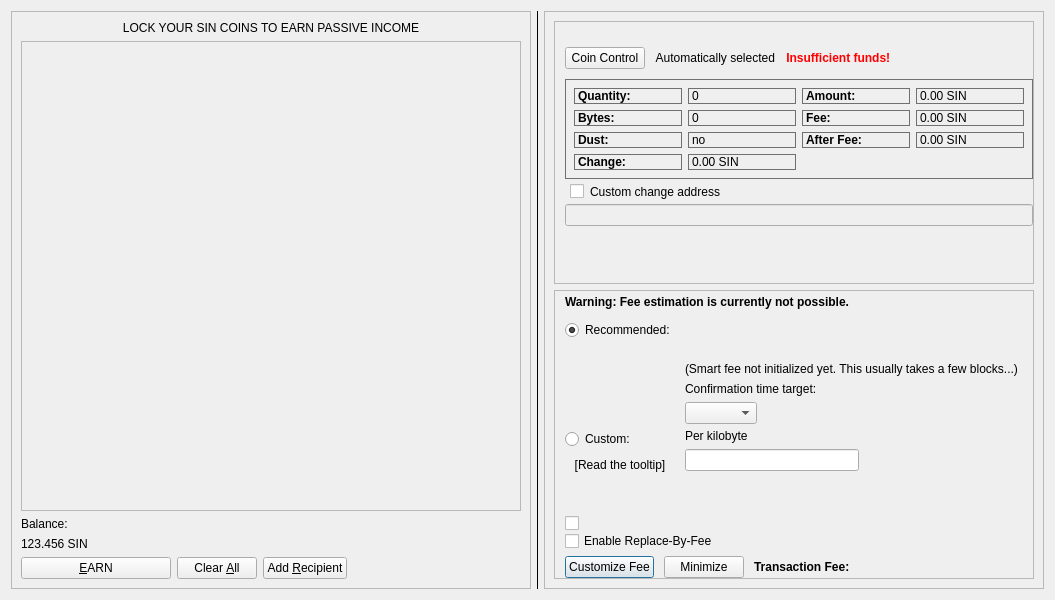
hardwarewise/SIN-core, file src/qt/forms/depositcoinsdialog.ui: the form before one commit.
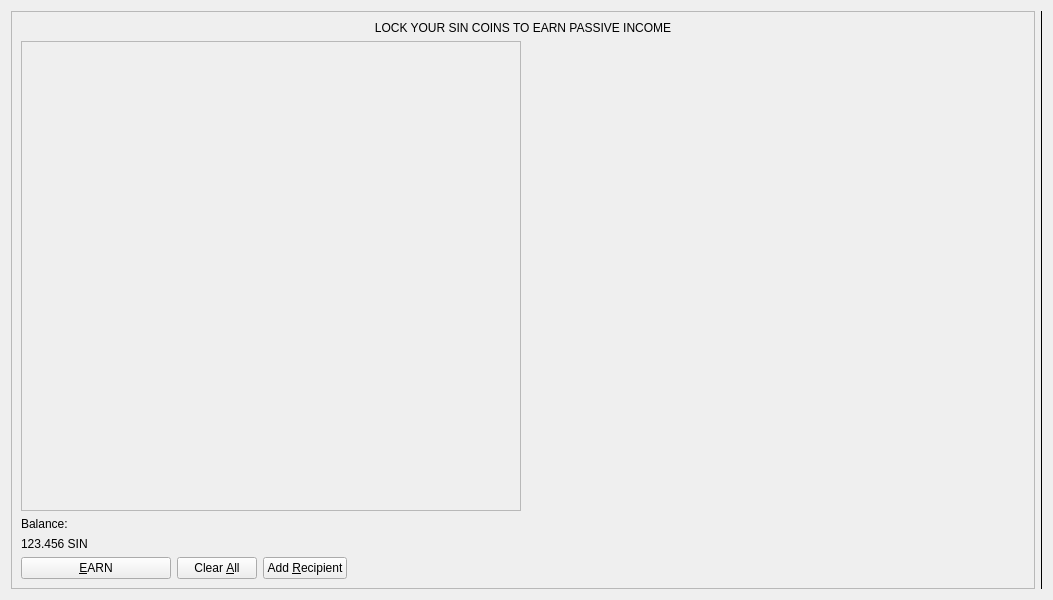
The form after the commit. Icons and pictures are not drawn. Custom widgets are drawn as their Qt base class.

Commit message: remove coincontrol in timelock

```diff
--- a/src/qt/forms/depositcoinsdialog.ui
+++ b/src/qt/forms/depositcoinsdialog.ui
@@ -241,971 +241,6 @@
        </property>
       </widget>
      </item>
-     <item>
-      <widget class="QFrame" name="frame_2">
-       <property name="sizePolicy">
-        <sizepolicy hsizetype="Fixed" vsizetype="Preferred">
-         <horstretch>0</horstretch>
-         <verstretch>0</verstretch>
-        </sizepolicy>
-       </property>
-       <property name="minimumSize">
-        <size>
-         <width>500</width>
-         <height>0</height>
-        </size>
-       </property>
-       <property name="frameShape">
-        <enum>QFrame::StyledPanel</enum>
-       </property>
-       <property name="frameShadow">
-        <enum>QFrame::Raised</enum>
-       </property>
-       <layout class="QVBoxLayout" name="verticalLayout_3">
-        <item>
-         <widget class="QFrame" name="frameCoinControl">
-          <property name="sizePolicy">
-           <sizepolicy hsizetype="Expanding" vsizetype="Expanding">
-            <horstretch>0</horstretch>
-            <verstretch>0</verstretch>
-           </sizepolicy>
-          </property>
-          <property name="maximumSize">
-           <size>
-            <width>16777215</width>
-            <height>16777215</height>
-           </size>
-          </property>
-          <property name="frameShape">
-           <enum>QFrame::StyledPanel</enum>
-          </property>
-          <property name="frameShadow">
-           <enum>QFrame::Sunken</enum>
-          </property>
-          <layout class="QVBoxLayout" name="verticalLayoutCoinControl2">
-           <property name="spacing">
-            <number>0</number>
-           </property>
-           <property name="leftMargin">
-            <number>0</number>
-           </property>
-           <property name="topMargin">
-            <number>0</number>
-           </property>
-           <property name="rightMargin">
-            <number>0</number>
-           </property>
-           <property name="bottomMargin">
-            <number>6</number>
-           </property>
-           <item>
-            <layout class="QVBoxLayout" name="verticalLayoutCoinControl" stretch="0,0,0,0,1">
-             <property name="spacing">
-              <number>0</number>
-             </property>
-             <property name="leftMargin">
-              <number>10</number>
-             </property>
-             <property name="topMargin">
-              <number>10</number>
-             </property>
-             <item>
-              <layout class="QHBoxLayout" name="horizontalLayoutCoinControl1">
-               <property name="bottomMargin">
-                <number>15</number>
-               </property>
-              </layout>
-             </item>
-             <item>
-              <layout class="QHBoxLayout" name="horizontalLayoutCoinControl2" stretch="0,0,0,0">
-               <property name="spacing">
-                <number>8</number>
-               </property>
-               <property name="bottomMargin">
-                <number>10</number>
-               </property>
-               <item>
-                <widget class="QPushButton" name="pushButtonCoinControl">
-                 <property name="sizePolicy">
-                  <sizepolicy hsizetype="Preferred" vsizetype="Fixed">
-                   <horstretch>0</horstretch>
-                   <verstretch>0</verstretch>
-                  </sizepolicy>
-                 </property>
-                 <property name="toolTip">
-                  <string>&lt;html&gt;&lt;head/&gt;&lt;body&gt;&lt;p&gt;Select the source of the coins&lt;/p&gt;&lt;/body&gt;&lt;/html&gt;</string>
-                 </property>
-                 <property name="styleSheet">
-                  <string notr="true"/>
-                 </property>
-                 <property name="text">
-                  <string>Coin Control</string>
-                 </property>
-                 <property name="autoDefault">
-                  <bool>false</bool>
-                 </property>
-                </widget>
-               </item>
-               <item>
-                <widget class="QLabel" name="labelCoinControlAutomaticallySelected">
-                 <property name="text">
-                  <string> Automatically selected</string>
-                 </property>
-                 <property name="margin">
-                  <number>5</number>
-                 </property>
-                </widget>
-               </item>
-               <item>
-                <widget class="QLabel" name="labelCoinControlInsuffFunds">
-                 <property name="font">
-                  <font>
-                   <weight>75</weight>
-                   <bold>true</bold>
-                  </font>
-                 </property>
-                 <property name="styleSheet">
-                  <string notr="true">color:red;font-weight:bold;</string>
-                 </property>
-                 <property name="text">
-                  <string> Insufficient funds!</string>
-                 </property>
-                 <property name="margin">
-                  <number>5</number>
-                 </property>
-                </widget>
-               </item>
-               <item>
-                <spacer name="horizontalSpacerCoinControl">
-                 <property name="orientation">
-                  <enum>Qt::Horizontal</enum>
-                 </property>
-                 <property name="sizeHint" stdset="0">
-                  <size>
-                   <width>40</width>
-                   <height>1</height>
-                  </size>
-                 </property>
-                </spacer>
-               </item>
-              </layout>
-             </item>
-             <item>
-              <layout class="QVBoxLayout" name="verticalLayout_4">
-               <item>
-                <widget class="QWidget" name="widgetCoinControl" native="true">
-                 <property name="styleSheet">
-                  <string notr="true">border: 1px solid #707070;</string>
-                 </property>
-                 <layout class="QGridLayout" name="gridLayout">
-                  <item row="2" column="2">
-                   <widget class="QLabel" name="labelCoinControlAfterFeeText">
-                    <property name="font">
-                     <font>
-                      <weight>75</weight>
-                      <bold>true</bold>
-                     </font>
-                    </property>
-                    <property name="text">
-                     <string>After Fee:</string>
-                    </property>
-                    <property name="margin">
-                     <number>0</number>
-                    </property>
-                   </widget>
-                  </item>
-                  <item row="1" column="3">
-                   <widget class="QLabel" name="labelCoinControlFee">
-                    <property name="cursor">
-                     <cursorShape>IBeamCursor</cursorShape>
-                    </property>
-                    <property name="contextMenuPolicy">
-                     <enum>Qt::ActionsContextMenu</enum>
-                    </property>
-                    <property name="text">
-                     <string notr="true">0.00 SIN</string>
-                    </property>
-                    <property name="textInteractionFlags">
-                     <set>Qt::LinksAccessibleByMouse|Qt::TextSelectableByKeyboard|Qt::TextSelectableByMouse</set>
-                    </property>
-                   </widget>
-                  </item>
-                  <item row="2" column="1">
-                   <widget class="QLabel" name="labelCoinControlLowOutput">
-                    <property name="cursor">
-                     <cursorShape>IBeamCursor</cursorShape>
-                    </property>
-                    <property name="contextMenuPolicy">
-                     <enum>Qt::ActionsContextMenu</enum>
-                    </property>
-                    <property name="text">
-                     <string notr="true">no</string>
-                    </property>
-                    <property name="textInteractionFlags">
-                     <set>Qt::LinksAccessibleByMouse|Qt::TextSelectableByKeyboard|Qt::TextSelectableByMouse</set>
-                    </property>
-                   </widget>
-                  </item>
-                  <item row="0" column="0">
-                   <widget class="QLabel" name="labelCoinControlQuantityText">
-                    <property name="font">
-                     <font>
-                      <weight>75</weight>
-                      <bold>true</bold>
-                     </font>
-                    </property>
-                    <property name="text">
-                     <string>Quantity:</string>
-                    </property>
-                    <property name="margin">
-                     <number>0</number>
-                    </property>
-                   </widget>
-                  </item>
-                  <item row="1" column="1">
-                   <widget class="QLabel" name="labelCoinControlBytes">
-                    <property name="cursor">
-                     <cursorShape>IBeamCursor</cursorShape>
-                    </property>
-                    <property name="contextMenuPolicy">
-                     <enum>Qt::ActionsContextMenu</enum>
-                    </property>
-                    <property name="text">
-                     <string notr="true">0</string>
-                    </property>
-                    <property name="textInteractionFlags">
-                     <set>Qt::LinksAccessibleByMouse|Qt::TextSelectableByKeyboard|Qt::TextSelectableByMouse</set>
-                    </property>
-                   </widget>
-                  </item>
-                  <item row="2" column="3">
-                   <widget class="QLabel" name="labelCoinControlAfterFee">
-                    <property name="cursor">
-                     <cursorShape>IBeamCursor</cursorShape>
-                    </property>
-                    <property name="contextMenuPolicy">
-                     <enum>Qt::ActionsContextMenu</enum>
-                    </property>
-                    <property name="text">
-                     <string notr="true">0.00 SIN</string>
-                    </property>
-                    <property name="textInteractionFlags">
-                     <set>Qt::LinksAccessibleByMouse|Qt::TextSelectableByKeyboard|Qt::TextSelectableByMouse</set>
-                    </property>
-                   </widget>
-                  </item>
-                  <item row="0" column="3">
-                   <widget class="QLabel" name="labelCoinControlAmount">
-                    <property name="cursor">
-                     <cursorShape>IBeamCursor</cursorShape>
-                    </property>
-                    <property name="contextMenuPolicy">
-                     <enum>Qt::ActionsContextMenu</enum>
-                    </property>
-                    <property name="text">
-                     <string notr="true">0.00 SIN</string>
-                    </property>
-                    <property name="textInteractionFlags">
-                     <set>Qt::LinksAccessibleByMouse|Qt::TextSelectableByKeyboard|Qt::TextSelectableByMouse</set>
-                    </property>
-                   </widget>
-                  </item>
-                  <item row="2" column="0">
-                   <widget class="QLabel" name="labelCoinControlLowOutputText">
-                    <property name="font">
-                     <font>
-                      <weight>75</weight>
-                      <bold>true</bold>
-                     </font>
-                    </property>
-                    <property name="text">
-                     <string>Dust:</string>
-                    </property>
-                   </widget>
-                  </item>
-                  <item row="0" column="2">
-                   <widget class="QLabel" name="labelCoinControlAmountText">
-                    <property name="font">
-                     <font>
-                      <weight>75</weight>
-                      <bold>true</bold>
-                     </font>
-                    </property>
-                    <property name="text">
-                     <string>Amount:</string>
-                    </property>
-                    <property name="margin">
-                     <number>0</number>
-                    </property>
-                   </widget>
-                  </item>
-                  <item row="1" column="2">
-                   <widget class="QLabel" name="labelCoinControlFeeText">
-                    <property name="font">
-                     <font>
-                      <weight>75</weight>
-                      <bold>true</bold>
-                     </font>
-                    </property>
-                    <property name="text">
-                     <string>Fee:</string>
-                    </property>
-                    <property name="margin">
-                     <number>0</number>
-                    </property>
-                   </widget>
-                  </item>
-                  <item row="0" column="1">
-                   <widget class="QLabel" name="labelCoinControlQuantity">
-                    <property name="cursor">
-                     <cursorShape>IBeamCursor</cursorShape>
-                    </property>
-                    <property name="contextMenuPolicy">
-                     <enum>Qt::ActionsContextMenu</enum>
-                    </property>
-                    <property name="text">
-                     <string notr="true">0</string>
-                    </property>
-                    <property name="margin">
-                     <number>0</number>
-                    </property>
-                    <property name="textInteractionFlags">
-                     <set>Qt::LinksAccessibleByMouse|Qt::TextSelectableByKeyboard|Qt::TextSelectableByMouse</set>
-                    </property>
-                   </widget>
-                  </item>
-                  <item row="1" column="0">
-                   <widget class="QLabel" name="labelCoinControlBytesText">
-                    <property name="font">
-                     <font>
-                      <weight>75</weight>
-                      <bold>true</bold>
-                     </font>
-                    </property>
-                    <property name="text">
-                     <string>Bytes:</string>
-                    </property>
-                   </widget>
-                  </item>
-                  <item row="3" column="0">
-                   <widget class="QLabel" name="labelCoinControlChangeText">
-                    <property name="font">
-                     <font>
-                      <weight>75</weight>
-                      <bold>true</bold>
-                     </font>
-                    </property>
-                    <property name="text">
-                     <string>Change:</string>
-                    </property>
-                   </widget>
-                  </item>
-                  <item row="3" column="1">
-                   <widget class="QLabel" name="labelCoinControlChange">
-                    <property name="cursor">
-                     <cursorShape>IBeamCursor</cursorShape>
-                    </property>
-                    <property name="contextMenuPolicy">
-                     <enum>Qt::ActionsContextMenu</enum>
-                    </property>
-                    <property name="text">
-                     <string notr="true">0.00 SIN</string>
-                    </property>
-                    <property name="textInteractionFlags">
-                     <set>Qt::LinksAccessibleByMouse|Qt::TextSelectableByKeyboard|Qt::TextSelectableByMouse</set>
-                    </property>
-                   </widget>
-                  </item>
-                 </layout>
-                </widget>
-               </item>
-               <item>
-                <widget class="QCheckBox" name="checkBoxCoinControlChange">
-                 <property name="toolTip">
-                  <string>If this is activated, but the change address is empty or invalid, change will be sent to a newly generated address.</string>
-                 </property>
-                 <property name="styleSheet">
-                  <string notr="true">padding : 5px;</string>
-                 </property>
-                 <property name="text">
-                  <string>Custom change address</string>
-                 </property>
-                </widget>
-               </item>
-               <item>
-                <widget class="QValidatedLineEdit" name="lineEditCoinControlChange">
-                 <property name="enabled">
-                  <bool>false</bool>
-                 </property>
-                 <property name="sizePolicy">
-                  <sizepolicy hsizetype="Expanding" vsizetype="Fixed">
-                   <horstretch>0</horstretch>
-                   <verstretch>0</verstretch>
-                  </sizepolicy>
-                 </property>
-                </widget>
-               </item>
-              </layout>
-             </item>
-             <item>
-              <layout class="QHBoxLayout" name="horizontalLayoutCoinControl4" stretch="0">
-               <property name="spacing">
-                <number>12</number>
-               </property>
-               <property name="sizeConstraint">
-                <enum>QLayout::SetDefaultConstraint</enum>
-               </property>
-               <property name="topMargin">
-                <number>5</number>
-               </property>
-               <property name="rightMargin">
-                <number>5</number>
-               </property>
-               <item>
-                <widget class="QLabel" name="labelCoinControlChangeLabel">
-                 <property name="sizePolicy">
-                  <sizepolicy hsizetype="Preferred" vsizetype="Fixed">
-                   <horstretch>0</horstretch>
-                   <verstretch>0</verstretch>
-                  </sizepolicy>
-                 </property>
-                 <property name="minimumSize">
-                  <size>
-                   <width>0</width>
-                   <height>30</height>
-                  </size>
-                 </property>
-                 <property name="text">
-                  <string/>
-                 </property>
-                 <property name="margin">
-                  <number>3</number>
-                 </property>
-                </widget>
-               </item>
-              </layout>
-             </item>
-             <item>
-              <spacer name="verticalSpacerCoinControl">
-               <property name="orientation">
-                <enum>Qt::Vertical</enum>
-               </property>
-               <property name="sizeHint" stdset="0">
-                <size>
-                 <width>800</width>
-                 <height>1</height>
-                </size>
-               </property>
-              </spacer>
-             </item>
-            </layout>
-           </item>
-          </layout>
-         </widget>
-        </item>
-        <item>
-         <widget class="QFrame" name="frameFee">
-          <property name="sizePolicy">
-           <sizepolicy hsizetype="Expanding" vsizetype="Expanding">
-            <horstretch>0</horstretch>
-            <verstretch>0</verstretch>
-           </sizepolicy>
-          </property>
-          <property name="maximumSize">
-           <size>
-            <width>16777215</width>
-            <height>16777215</height>
-           </size>
-          </property>
-          <property name="frameShape">
-           <enum>QFrame::StyledPanel</enum>
-          </property>
-          <property name="frameShadow">
-           <enum>QFrame::Sunken</enum>
-          </property>
-          <layout class="QVBoxLayout" name="verticalLayoutFee1">
-           <property name="spacing">
-            <number>0</number>
-           </property>
-           <property name="leftMargin">
-            <number>0</number>
-           </property>
-           <property name="topMargin">
-            <number>0</number>
-           </property>
-           <property name="rightMargin">
-            <number>0</number>
-           </property>
-           <property name="bottomMargin">
-            <number>0</number>
-           </property>
-           <item>
-            <layout class="QVBoxLayout" name="verticalLayoutFee2" stretch="0,0,0,0">
-             <property name="spacing">
-              <number>0</number>
-             </property>
-             <property name="leftMargin">
-              <number>10</number>
-             </property>
-             <property name="topMargin">
-              <number>0</number>
-             </property>
-             <item>
-              <layout class="QHBoxLayout" name="horizontalLayoutFee1">
-               <property name="bottomMargin">
-                <number>0</number>
-               </property>
-               <item>
-                <layout class="QVBoxLayout" name="verticalLayoutFee7">
-                 <property name="spacing">
-                  <number>0</number>
-                 </property>
-                 <item>
-                  <spacer name="verticalSpacerSmartFee">
-                   <property name="orientation">
-                    <enum>Qt::Vertical</enum>
-                   </property>
-                   <property name="sizeType">
-                    <enum>QSizePolicy::Fixed</enum>
-                   </property>
-                   <property name="sizeHint" stdset="0">
-                    <size>
-                     <width>1</width>
-                     <height>4</height>
-                    </size>
-                   </property>
-                  </spacer>
-                 </item>
-                 <item>
-                  <widget class="QLabel" name="fallbackFeeWarningLabel">
-                   <property name="font">
-                    <font>
-                     <weight>75</weight>
-                     <bold>true</bold>
-                    </font>
-                   </property>
-                   <property name="toolTip">
-                    <string>Using the fallbackfee can result in sending a transaction that will take several hours or days (or never) to confirm. Consider choosing your fee manually or wait until you have validated the complete chain.</string>
-                   </property>
-                   <property name="text">
-                    <string>Warning: Fee estimation is currently not possible.</string>
-                   </property>
-                   <property name="wordWrap">
-                    <bool>false</bool>
-                   </property>
-                  </widget>
-                 </item>
-                 <item>
-                  <spacer name="verticalSpacer_5">
-                   <property name="orientation">
-                    <enum>Qt::Vertical</enum>
-                   </property>
-                   <property name="sizeHint" stdset="0">
-                    <size>
-                     <width>1</width>
-                     <height>1</height>
-                    </size>
-                   </property>
-                  </spacer>
-                 </item>
-                </layout>
-               </item>
-              </layout>
-             </item>
-             <item>
-              <widget class="QFrame" name="frameFeeSelection">
-               <layout class="QVBoxLayout" name="verticalLayoutFee12">
-                <property name="spacing">
-                 <number>0</number>
-                </property>
-                <property name="leftMargin">
-                 <number>0</number>
-                </property>
-                <property name="topMargin">
-                 <number>0</number>
-                </property>
-                <property name="rightMargin">
-                 <number>0</number>
-                </property>
-                <property name="bottomMargin">
-                 <number>0</number>
-                </property>
-                <item>
-                 <layout class="QGridLayout" name="gridLayoutFee">
-                  <property name="topMargin">
-                   <number>10</number>
-                  </property>
-                  <property name="bottomMargin">
-                   <number>4</number>
-                  </property>
-                  <property name="horizontalSpacing">
-                   <number>10</number>
-                  </property>
-                  <property name="verticalSpacing">
-                   <number>4</number>
-                  </property>
-                  <item row="1" column="1">
-                   <layout class="QVBoxLayout" name="verticalLayoutFee8">
-                    <property name="spacing">
-                     <number>6</number>
-                    </property>
-                    <item>
-                     <widget class="QLabel" name="labelCustomPerKilobyte">
-                      <property name="toolTip">
-                       <string>Specify a custom fee per kB (1,000 bytes) of the transaction's virtual size.
-
-Note:  Since the fee is calculated on a per-byte basis, a fee of &quot;100 satoshis per kB&quot; for a transaction size of 500 bytes (half of 1 kB) would ultimately yield a fee of only 50 satoshis.</string>
-                      </property>
-                      <property name="text">
-                       <string>Per kilobyte</string>
-                      </property>
-                     </widget>
-                    </item>
-                    <item>
-                     <layout class="QHBoxLayout" name="horizontalLayoutFee13">
-                      <item>
-                       <widget class="SINAmountField" name="customFee"/>
-                      </item>
-                      <item>
-                       <spacer name="horizontalSpacer_6">
-                        <property name="orientation">
-                         <enum>Qt::Horizontal</enum>
-                        </property>
-                        <property name="sizeHint" stdset="0">
-                         <size>
-                          <width>1</width>
-                          <height>1</height>
-                         </size>
-                        </property>
-                       </spacer>
-                      </item>
-                     </layout>
-                    </item>
-                    <item>
-                     <layout class="QHBoxLayout" name="horizontalLayoutFee8">
-                      <item>
-                       <spacer name="horizontalSpacer_2">
-                        <property name="orientation">
-                         <enum>Qt::Horizontal</enum>
-                        </property>
-                        <property name="sizeHint" stdset="0">
-                         <size>
-                          <width>1</width>
-                          <height>1</height>
-                         </size>
-                        </property>
-                       </spacer>
-                      </item>
-                     </layout>
-                    </item>
-                   </layout>
-                  </item>
-                  <item row="0" column="0">
-                   <layout class="QVBoxLayout" name="verticalLayoutFee4" stretch="0,1">
-                    <item>
-                     <widget class="QRadioButton" name="radioSmartFee">
-                      <property name="text">
-                       <string>Recommended:</string>
-                      </property>
-                      <property name="checked">
-                       <bool>true</bool>
-                      </property>
-                      <attribute name="buttonGroup">
-                       <string notr="true">groupFee</string>
-                      </attribute>
-                     </widget>
-                    </item>
-                    <item>
-                     <spacer name="verticalSpacer_2">
-                      <property name="orientation">
-                       <enum>Qt::Vertical</enum>
-                      </property>
-                      <property name="sizeHint" stdset="0">
-                       <size>
-                        <width>1</width>
-                        <height>1</height>
-                       </size>
-                      </property>
-                     </spacer>
-                    </item>
-                   </layout>
-                  </item>
-                  <item row="1" column="0">
-                   <layout class="QVBoxLayout" name="verticalLayoutFee9" stretch="0,1,0">
-                    <item>
-                     <widget class="QRadioButton" name="radioCustomFee">
-                      <property name="text">
-                       <string>Custom:</string>
-                      </property>
-                      <attribute name="buttonGroup">
-                       <string notr="true">groupFee</string>
-                      </attribute>
-                     </widget>
-                    </item>
-                    <item>
-                     <spacer name="verticalSpacer_6">
-                      <property name="orientation">
-                       <enum>Qt::Vertical</enum>
-                      </property>
-                      <property name="sizeHint" stdset="0">
-                       <size>
-                        <width>1</width>
-                        <height>1</height>
-                       </size>
-                      </property>
-                     </spacer>
-                    </item>
-                    <item>
-                     <widget class="QLabel" name="labelMinFeeWarning">
-                      <property name="enabled">
-                       <bool>true</bool>
-                      </property>
-                      <property name="toolTip">
-                       <string>Paying only the minimum fee is just fine as long as there is less transaction volume than space in the blocks. But be aware that this can end up in a never confirming transaction once there is more demand for sin transactions than the network can process.</string>
-                      </property>
-                      <property name="text">
-                       <string>[Read the tooltip]</string>
-                      </property>
-                      <property name="alignment">
-                       <set>Qt::AlignCenter</set>
-                      </property>
-                     </widget>
-                    </item>
-                   </layout>
-                  </item>
-                  <item row="0" column="1">
-                   <layout class="QVBoxLayout" name="verticalLayoutFee3" stretch="0,0,0,0,0,1">
-                    <property name="spacing">
-                     <number>6</number>
-                    </property>
-                    <property name="topMargin">
-                     <number>2</number>
-                    </property>
-                    <item>
-                     <widget class="QLabel" name="labelFeeEstimation">
-                      <property name="text">
-                       <string/>
-                      </property>
-                     </widget>
-                    </item>
-                    <item>
-                     <widget class="QLabel" name="labelSmartFee">
-                      <property name="text">
-                       <string/>
-                      </property>
-                     </widget>
-                    </item>
-                    <item>
-                     <layout class="QHBoxLayout" name="horizontalLayoutFee12">
-                      <item>
-                       <widget class="QLabel" name="labelSmartFee2">
-                        <property name="text">
-                         <string>(Smart fee not initialized yet. This usually takes a few blocks...)</string>
-                        </property>
-                       </widget>
-                      </item>
-                      <item>
-                       <spacer name="horizontalSpacer_5">
-                        <property name="orientation">
-                         <enum>Qt::Horizontal</enum>
-                        </property>
-                        <property name="sizeHint" stdset="0">
-                         <size>
-                          <width>1</width>
-                          <height>1</height>
-                         </size>
-                        </property>
-                       </spacer>
-                      </item>
-                     </layout>
-                    </item>
-                    <item>
-                     <widget class="QLabel" name="labelSmartFee3">
-                      <property name="text">
-                       <string>Confirmation time target:</string>
-                      </property>
-                     </widget>
-                    </item>
-                    <item>
-                     <layout class="QHBoxLayout" name="horizontalLayoutFee9">
-                      <item>
-                       <layout class="QVBoxLayout" name="verticalLayoutFee6"/>
-                      </item>
-                      <item>
-                       <layout class="QVBoxLayout" name="verticalLayoutFee5">
-                        <property name="rightMargin">
-                         <number>30</number>
-                        </property>
-                        <item>
-                         <layout class="QHBoxLayout" name="horizontalLayoutConfTarget">
-                          <property name="bottomMargin">
-                           <number>0</number>
-                          </property>
-                          <item>
-                           <widget class="QComboBox" name="confTargetSelector"/>
-                          </item>
-                          <item>
-                           <spacer name="horizontalSpacerConfTarget">
-                            <property name="orientation">
-                             <enum>Qt::Horizontal</enum>
-                            </property>
-                            <property name="sizeHint" stdset="0">
-                             <size>
-                              <width>40</width>
-                              <height>20</height>
-                             </size>
-                            </property>
-                           </spacer>
-                          </item>
-                         </layout>
-                        </item>
-                       </layout>
-                      </item>
-                     </layout>
-                    </item>
-                    <item>
-                     <spacer name="verticalSpacer_4">
-                      <property name="orientation">
-                       <enum>Qt::Vertical</enum>
-                      </property>
-                      <property name="sizeHint" stdset="0">
-                       <size>
-                        <width>1</width>
-                        <height>1</height>
-                       </size>
-                      </property>
-                     </spacer>
-                    </item>
-                   </layout>
-                  </item>
-                 </layout>
-                </item>
-                <item>
-                 <spacer name="verticalSpacer">
-                  <property name="orientation">
-                   <enum>Qt::Vertical</enum>
-                  </property>
-                  <property name="sizeHint" stdset="0">
-                   <size>
-                    <width>20</width>
-                    <height>40</height>
-                   </size>
-                  </property>
-                 </spacer>
-                </item>
-                <item>
-                 <widget class="QCheckBox" name="checkBoxMinimumFee">
-                  <property name="text">
-                   <string/>
-                  </property>
-                 </widget>
-                </item>
-                <item>
-                 <widget class="QCheckBox" name="optInRBF">
-                  <property name="toolTip">
-                   <string>With Replace-By-Fee (BIP-125) you can increase a transaction's fee after it is sent. Without this, a higher fee may be recommended to compensate for increased transaction delay risk.</string>
-                  </property>
-                  <property name="text">
-                   <string>Enable Replace-By-Fee</string>
-                  </property>
-                 </widget>
-                </item>
-               </layout>
-              </widget>
-             </item>
-             <item>
-              <spacer name="verticalSpacerFee">
-               <property name="orientation">
-                <enum>Qt::Vertical</enum>
-               </property>
-               <property name="sizeHint" stdset="0">
-                <size>
-                 <width>40</width>
-                 <height>5</height>
-                </size>
-               </property>
-              </spacer>
-             </item>
-             <item>
-              <layout class="QHBoxLayout" name="horizontalLayoutSmartFee">
-               <property name="spacing">
-                <number>10</number>
-               </property>
-               <item>
-                <widget class="QPushButton" name="buttonChooseFee">
-                 <property name="text">
-                  <string>Customize Fee</string>
-                 </property>
-                </widget>
-               </item>
-               <item>
-                <widget class="QPushButton" name="buttonMinimizeFee">
-                 <property name="toolTip">
-                  <string>collapse fee-settings</string>
-                 </property>
-                 <property name="text">
-                  <string>Minimize</string>
-                 </property>
-                </widget>
-               </item>
-               <item>
-                <widget class="QLabel" name="labelFeeHeadline">
-                 <property name="sizePolicy">
-                  <sizepolicy hsizetype="Fixed" vsizetype="Maximum">
-                   <horstretch>0</horstretch>
-                   <verstretch>0</verstretch>
-                  </sizepolicy>
-                 </property>
-                 <property name="font">
-                  <font>
-                   <weight>75</weight>
-                   <bold>true</bold>
-                  </font>
-                 </property>
-                 <property name="styleSheet">
-                  <string notr="true">font-weight:bold;</string>
-                 </property>
-                 <property name="text">
-                  <string>Transaction Fee:</string>
-                 </property>
-                </widget>
-               </item>
-               <item>
-                <widget class="QLabel" name="labelFeeMinimized">
-                 <property name="sizePolicy">
-                  <sizepolicy hsizetype="Expanding" vsizetype="Preferred">
-                   <horstretch>0</horstretch>
-                   <verstretch>0</verstretch>
-                  </sizepolicy>
-                 </property>
-                 <property name="text">
-                  <string/>
-                 </property>
-                </widget>
-               </item>
-               <item>
-                <spacer name="horizontalSpacer_3">
-                 <property name="orientation">
-                  <enum>Qt::Horizontal</enum>
-                 </property>
-                 <property name="sizeHint" stdset="0">
-                  <size>
-                   <width>40</width>
-                   <height>20</height>
-                  </size>
-                 </property>
-                </spacer>
-               </item>
-              </layout>
-             </item>
-            </layout>
-           </item>
-          </layout>
-         </widget>
-        </item>
-       </layout>
-      </widget>
-     </item>
     </layout>
    </item>
   </layout>
```
The commit also changes 2 other files.
